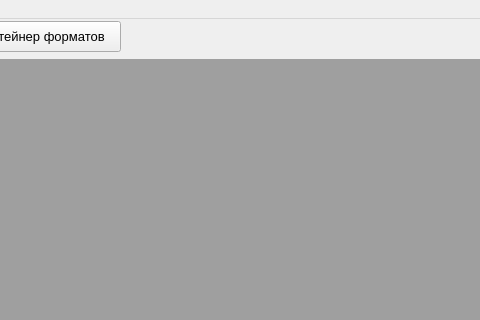
First picture: the form in STR/str.ui, repository iambarsik/QtSTR, before the edit; both pictures show x 670 to 1150 and y 0 to 320 of the 1150 by 662 pixel window.
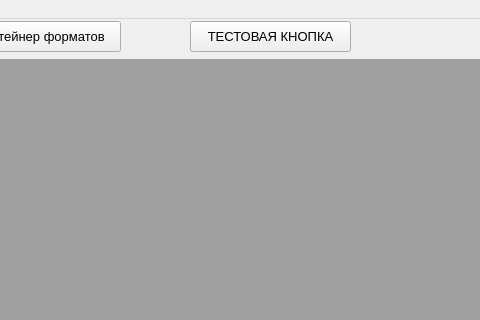
Second picture: the form after the edit.

```diff
--- a/STR/str.ui
+++ b/STR/str.ui
@@ -132,6 +132,26 @@
      <string>Отраб. НУ</string>
     </property>
    </widget>
+   <widget class="QPushButton" name="pushButtonContainer_2">
+    <property name="geometry">
+     <rect>
+      <x>860</x>
+      <y>2</y>
+      <width>161</width>
+      <height>31</height>
+     </rect>
+    </property>
+    <property name="font">
+     <font>
+      <pointsize>10</pointsize>
+      <weight>50</weight>
+      <bold>false</bold>
+     </font>
+    </property>
+    <property name="text">
+     <string>ТЕСТОВАЯ КНОПКА</string>
+    </property>
+   </widget>
   </widget>
   <widget class="QMenuBar" name="menubar">
    <property name="geometry">
```
Left out of the diff: 6 changed lines with no effect on the pictures.
